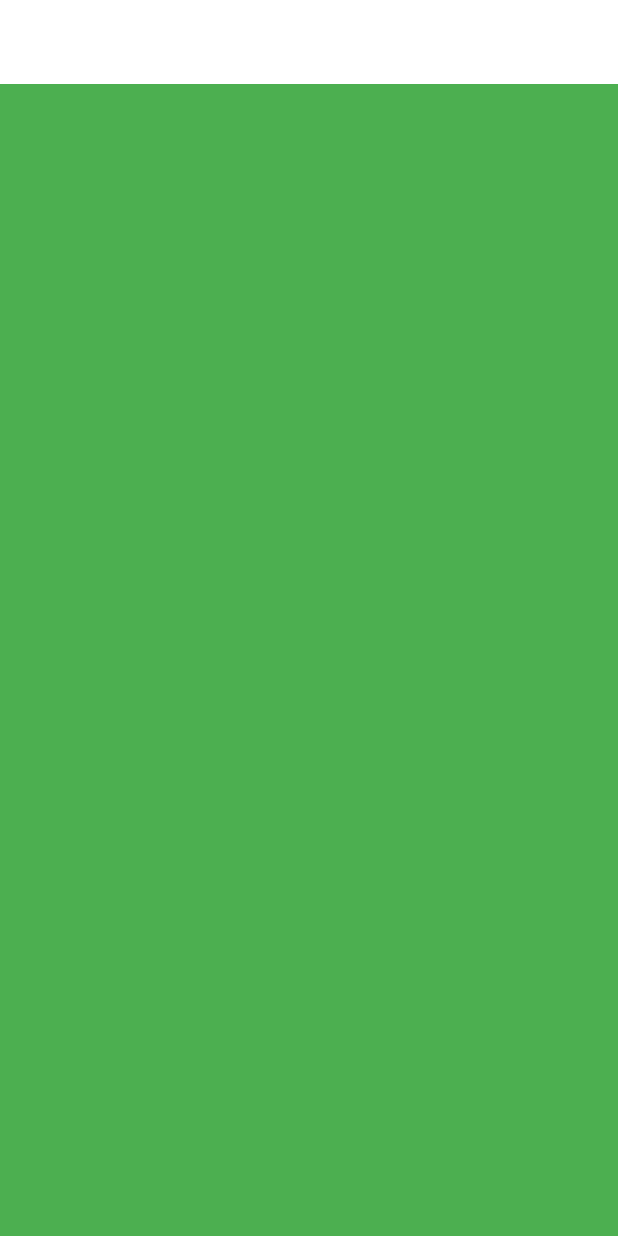
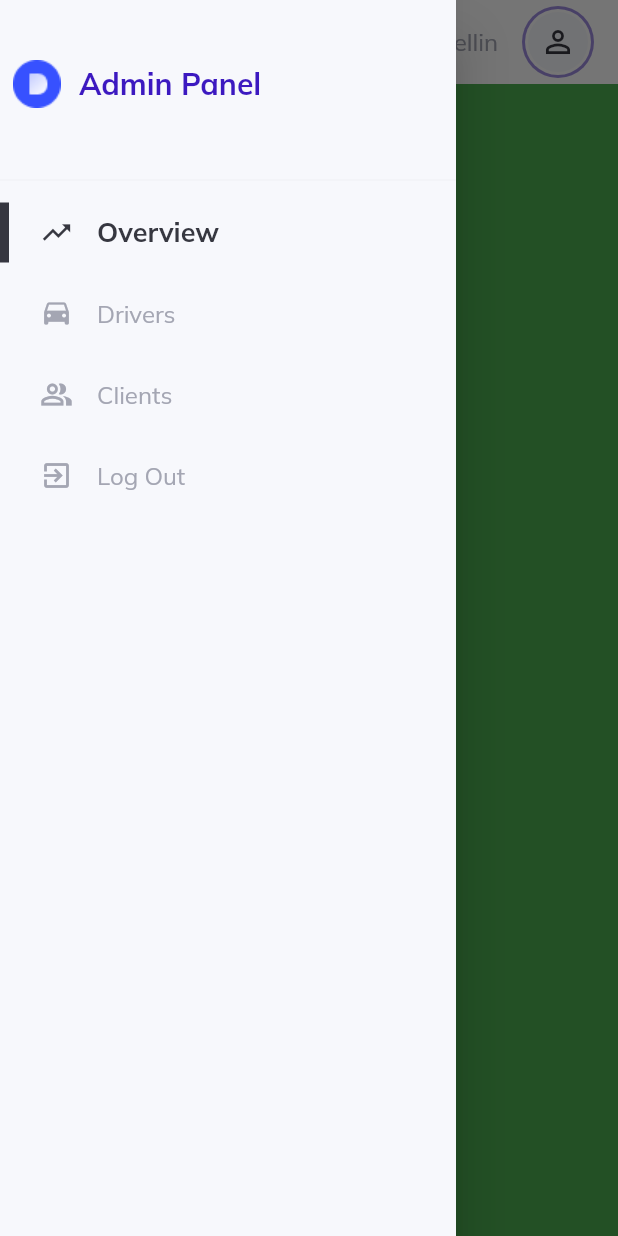
Before and after one commit to thegera4/web_admin_dashboard_flutter, a Flutter app: the screen it shows after launch, with the side drawer open (before the commit the screen has no drawer), on a phone screen of 412 x 824 dp. Run offline on Flutter 3.47's test engine with Material 2 defaults, Android fonts, the phone set to English and light mode, and no system bars; our stand-ins replace get, google_fonts.

Commit message:
feat: drawer, side menu and topbar added

```diff
--- /dev/null
+++ b/lib/constants/controllers.dart
@@ -0,0 +1,3 @@
+import 'package:admin_dashboard/controllers/menu_controller.dart';
+
+MenuController menuController = MenuController.instance;
--- /dev/null
+++ b/lib/constants/style.dart
@@ -0,0 +1,6 @@
+import 'package:flutter/material.dart';
+
+Color light = const Color(0xFFF7F8FC);
+Color lightGray = const Color(0xFFA4A6B3);
+Color dark = const Color(0xFF363740);
+Color active = const Color(0xFF3C19C0);
--- a/lib/helpers/responsiveness.dart
+++ b/lib/helpers/responsiveness.dart
@@ -18,7 +18,7 @@ class ResponsiveWidget extends StatelessWidget {
   final Widget smallScreen;
 
   static bool isSmallScreen(BuildContext context) =>
-    MediaQuery.of(context).size.width < smallScreenSize;
+    MediaQuery.of(context).size.width < mediumScreenSize;
 
   static bool isMediumScreen(BuildContext context) =>
     MediaQuery.of(context).size.width >= smallScreenSize &&
--- a/lib/layout.dart
+++ b/lib/layout.dart
@@ -1,17 +1,23 @@
+import 'package:admin_dashboard/widgets/side_menu.dart';
+import 'package:flutter/material.dart';
 import 'package:admin_dashboard/helpers/responsiveness.dart';
 import 'package:admin_dashboard/widgets/large_screen.dart';
 import 'package:admin_dashboard/widgets/small_screen.dart';
-import 'package:flutter/material.dart';
+
+import 'widgets/top_nav.dart';
 
 class SiteLayout extends StatelessWidget {
-  const SiteLayout({super.key});
+  SiteLayout({super.key});
+
+  final GlobalKey<ScaffoldState> scaffoldKey = GlobalKey();
 
   @override
   Widget build(BuildContext context) {
     return Scaffold(
-      appBar: AppBar(
-        elevation: 0,
-        backgroundColor: Colors.white,
+      key: scaffoldKey,
+      appBar: topNavigationBar(context, scaffoldKey),
+      drawer: const Drawer(
+        child: SideMenu()
       ),
       body: const ResponsiveWidget(
         largeScreen: LargeScreen(),
--- a/lib/main.dart
+++ b/lib/main.dart
@@ -1,9 +1,11 @@
+import 'package:admin_dashboard/controllers/menu_controller.dart';
 import 'package:admin_dashboard/layout.dart';
 import 'package:flutter/material.dart';
 import 'package:get/get.dart';
 import 'package:google_fonts/google_fonts.dart';
 
 void main(List<String> args) {
+  Get.put(MenuController());
   runApp(const MyApp());
 }
 
@@ -30,7 +32,7 @@ class MyApp extends StatelessWidget {
         ),
         primaryColor: Colors.blue,
       ),
-      home: const SiteLayout(),
+      home: SiteLayout(),
     );
   }
 }
--- /dev/null
+++ b/lib/routing/routes.dart
@@ -0,0 +1,11 @@
+const overViewPageRoute = "Overview";
+const driversPageRoute = "Drivers";
+const clientsPageRoute = "Clients";
+const authenticationPageroute = "Authentication";
+
+List sideMenuItems = [
+  overViewPageRoute,
+  driversPageRoute,
+  clientsPageRoute,
+  authenticationPageroute,
+];
--- /dev/null
+++ b/lib/widgets/custom_text.dart
@@ -0,0 +1,28 @@
+import 'package:flutter/material.dart';
+
+class CustomText extends StatelessWidget {
+  const CustomText({
+    super.key,
+    required this.text,
+    this.color,
+    this.size,
+    this.weight
+  });
+
+  final String text;
+  final Color? color;
+  final double? size;
+  final FontWeight? weight;
+
+  @override
+  Widget build(BuildContext context) {
+    return Text(
+      text,
+      style: TextStyle(
+        color: color ?? Colors.black,
+        fontSize: size ?? 16,
+        fontWeight: weight ?? FontWeight.normal,
+      ),
+    );
+  }
+}
--- /dev/null
+++ b/lib/widgets/horizontal_menu_item.dart
@@ -0,0 +1,67 @@
+import 'package:flutter/material.dart';
+import 'package:admin_dashboard/constants/controllers.dart';
+import 'package:get/get.dart';
+import 'package:admin_dashboard/constants/style.dart';
+import 'custom_text.dart';
+
+class HorizontalMenuItem extends StatelessWidget {
+  const HorizontalMenuItem({
+    Key? key,
+    required this.itemName,
+    required this.onTap
+  }) : super(key: key);
+
+  final String itemName;
+  final VoidCallback onTap;
+
+  @override
+  Widget build(BuildContext context) {
+    double width = MediaQuery.of(context).size.width;
+
+    return InkWell(
+              onTap: onTap,
+              onHover: (value){ value ?
+                menuController.onHover(itemName) :
+                menuController.onHover("not hovering");
+              },
+              child: Obx(() => Container(
+              color: menuController.isHovering(itemName) ?
+                lightGray.withOpacity(.1) : Colors.transparent,
+              child: Row(
+                      children: [
+                        Visibility(
+                          visible: menuController.isHovering(itemName) ||
+                                   menuController.isActive(itemName),
+                          maintainSize: true,
+                          maintainAnimation: true,
+                          maintainState: true,
+                          child: Container(
+                            width: 6,
+                            height: 40,
+                            color: dark,
+                          ),
+                        ),
+                       SizedBox(width:width / 88),
+                       Padding(
+                        padding: const EdgeInsets.all(16),
+                        child: menuController.returnIconFor(itemName),
+                       ),
+                      if(!menuController.isActive(itemName))
+                      Flexible(child: CustomText(
+                        text: itemName ,
+                        color: menuController.isHovering(itemName) ?
+                        dark : lightGray,
+                      ))
+                      else
+                        Flexible(child: CustomText(
+                          text: itemName ,
+                          color:  dark ,
+                          size: 18,
+                          weight: FontWeight.bold,
+                      ))
+                      ],
+                    ),
+                  ))
+                );
+  }
+}
--- /dev/null
+++ b/lib/widgets/side_menu.dart
@@ -0,0 +1,77 @@
+import 'package:flutter/material.dart';
+import 'package:admin_dashboard/constants/controllers.dart';
+import 'package:admin_dashboard/constants/style.dart';
+import 'package:admin_dashboard/widgets/custom_text.dart';
+import 'package:admin_dashboard/widgets/side_menu_item.dart';
+import 'package:get/get.dart';
+import '../helpers/responsiveness.dart';
+import '../routing/routes.dart';
+
+class SideMenu extends StatelessWidget {
+  const SideMenu({ Key? key }) : super(key: key);
+
+  @override
+  Widget build(BuildContext context) {
+    double width = MediaQuery.of(context).size.width;
+
+    return Container(
+            color: light,
+            child: ListView(
+              children: [
+                if(ResponsiveWidget.isSmallScreen(context))
+                Column(
+                  mainAxisSize: MainAxisSize.min,
+                  children: [
+                    const SizedBox(height: 40,),
+                    Row(
+                      children: [
+                        SizedBox(width: width / 48),
+                        Padding(
+                          padding: const EdgeInsets.only(right: 12),
+                          child: Image.asset("assets/icons/logo.png"),
+                        ),
+                        Flexible(
+                          child: CustomText(
+                            text: "Admin Panel",
+                            size: 20,
+                            weight: FontWeight.bold,
+                            color: active,
+                          ),
+                        ),
+                        SizedBox(width: width / 48),
+                      ],
+                    ),
+
+                  ],
+                ),
+                const SizedBox(height: 40,),
+                Divider(color: lightGray.withOpacity(.1), ),
+                Column(
+                  mainAxisSize: MainAxisSize.min,
+                  children: sideMenuItems.map((itemName) =>
+                    SideMenuItem(
+                      itemName: itemName == authenticationPageroute ?
+                                "Log Out" : itemName,
+                      onTap: () {
+                        if(itemName == authenticationPageroute){
+                          // ignore: todo
+                          //TODO: got to  authentication page
+
+                        }
+                        if (!menuController.isActive(itemName)) {
+                          menuController.changeActiveItemTo(itemName);
+                          if(ResponsiveWidget.isSmallScreen(context)) {
+                            Get.back();
+                            // ignore: todo
+                            //TODO: go to item name route
+                          }
+                          }
+                      }
+                    ))
+                  .toList(),
+                )
+              ],
+            ),
+          );
+  }
+}
--- /dev/null
+++ b/lib/widgets/side_menu_item.dart
@@ -0,0 +1,26 @@
+import 'package:flutter/material.dart';
+import 'package:admin_dashboard/widgets/horizontal_menu_item.dart';
+import 'package:admin_dashboard/widgets/vertical_menu_item.dart';
+
+import '../helpers/responsiveness.dart';
+
+
+class SideMenuItem extends StatelessWidget {
+  const SideMenuItem({
+    Key? key,
+    required this.itemName,
+    required this.onTap
+  }) : super(key: key);
+
+  final String itemName;
+  final VoidCallback onTap;
+
+  @override
+  Widget build(BuildContext context) {
+    if(ResponsiveWidget.isCustomScreen(context)){
+      return VerticalMenuItem(itemName: itemName, onTap: onTap,);
+    }else{
+      return HorizontalMenuItem(itemName: itemName, onTap: onTap,);
+    }
+  }
+}
--- /dev/null
+++ b/lib/widgets/top_nav.dart
@@ -0,0 +1,86 @@
+import 'package:flutter/material.dart';
+import 'package:admin_dashboard/constants/style.dart';
+import 'package:admin_dashboard/helpers/responsiveness.dart';
+import 'custom_text.dart';
+
+AppBar topNavigationBar(BuildContext context, GlobalKey<ScaffoldState> key) =>
+  AppBar(
+    leading: !ResponsiveWidget.isSmallScreen(context) ? Row(
+        children: [
+          Padding(
+            padding: const EdgeInsets.only(left: 16),
+            child: Image.asset("assets/icons/logo.png", width: 28,),
+          ),
+        ],
+    ) : IconButton(icon: const Icon(Icons.menu), onPressed: (){
+          key.currentState!.openDrawer();
+        }),
+    title: Row(
+      children: [
+        Visibility(
+          visible: !ResponsiveWidget.isSmallScreen(context),
+          child: CustomText(
+            text: "Admin Panel",
+            color: lightGray,
+            size: 20,
+            weight: FontWeight.bold,
+          )
+        ),
+        Expanded(child: Container()),
+        IconButton(icon: Icon(Icons.settings, color: dark,), onPressed: (){}),
+        Stack(
+          children: [
+            IconButton(icon: Icon(
+              Icons.notifications,
+              color: dark.withOpacity(.7),
+              ),
+              onPressed: (){}
+            ),
+            Positioned(
+                  top: 7,
+                  right: 7,
+                  child: Container(
+                    width: 12,
+                    height: 12,
+                    padding: const EdgeInsets.all(4),
+                    decoration: BoxDecoration(
+                      color: active,
+                      borderRadius: BorderRadius.circular(30),
+                      border: Border.all(color: light, width: 2)
+                    ),
+                  ),
+                )
+              ],
+            ),
+        Container(
+          width: 1,
+          height: 22,
+          color: lightGray,
+        ),
+        const SizedBox(width: 24,),
+        CustomText(text: "Gerardo Medellin", color: lightGray,),
+        const SizedBox(width: 16,),
+        Container(
+          decoration: BoxDecoration(
+            color: active.withOpacity(.5),
+            borderRadius: BorderRadius.circular(30)
+          ),
+          child: Container(
+            decoration: BoxDecoration(
+              color: Colors.white,
+              borderRadius: BorderRadius.circular(30)
+            ),
+            padding: const EdgeInsets.all(2),
+            margin: const EdgeInsets.all(2),
+            child: CircleAvatar(
+                backgroundColor: light,
+                child: Icon(Icons.person_outline, color: dark,),
+                ),
+          ),
+        )
+      ],
+    ),
+    iconTheme: IconThemeData(color: dark),
+    elevation: 0,
+    backgroundColor: Colors.transparent,
+  );
--- a/pubspec.yaml
+++ b/pubspec.yaml
@@ -67,6 +67,8 @@ flutter:
   # assets:
   #   - images/a_dot_burr.jpeg
   #   - images/a_dot_ham.jpeg
+  assets:
+    - assets/icons/
 
   # An image asset can refer to one or more resolution-specific "variants", see
   # https://flutter.dev/assets-and-images/#resolution-aware
```
Also changed, not shown: lib/controllers/menu_controller.dart (added, +41 -0 lines), lib/widgets/large_screen.dart (+3 -4 lines), lib/widgets/vertical_menu_item.dart (added, +76 -0 lines), assets/icons/logo.png (added).
